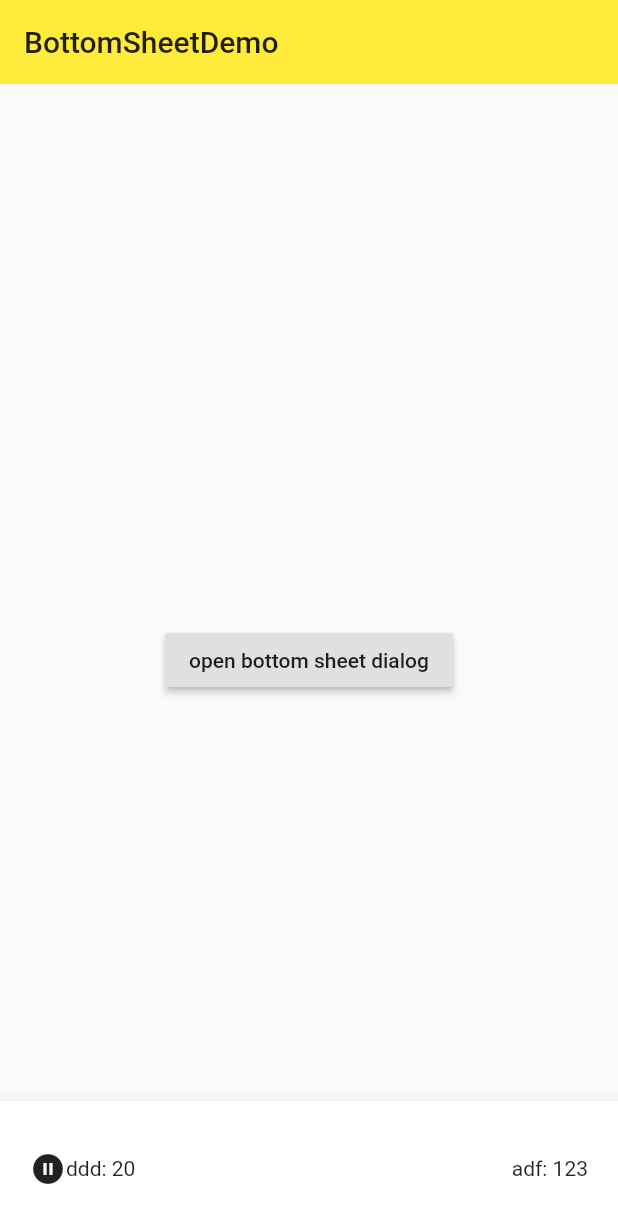
After one commit to zhangGith/hello_demo, a Flutter app: the BottomSheetDemo screen opened directly, after a tap on "open bottom sheet dialog", on a phone screen of 412 x 824 dp. The commit adds this screen. Shown: the top 1223 px of the screen. Run offline on Flutter 3.47's test engine with Material 2 defaults, Android fonts, the phone set to English and light mode, and no system bars.

Commit message:
bottom sheet

```diff
--- /dev/null
+++ b/lib/demo/bottom_sheet_demo.dart
@@ -0,0 +1,60 @@
+import 'package:flutter/material.dart';
+
+class BottomSheetDemo extends StatefulWidget {
+  @override
+  _BottomSheetDemoState createState() => _BottomSheetDemoState();
+}
+
+class _BottomSheetDemoState extends State<BottomSheetDemo> {
+
+  final _bottomSheetStyleKey = GlobalKey<ScaffoldState>();
+  _openBottomSheet() {
+    _bottomSheetStyleKey
+    .currentState
+    .showBottomSheet((context) {
+      return BottomAppBar(
+          child: Container(
+            height: 90.0,
+            width: double.infinity,
+            padding: EdgeInsets.all(20.0),
+            child: Row(
+              children: [
+                Icon(Icons.pause_circle_filled),
+                SizedBox(height: 32.0),
+                Text('ddd: 20'),
+                Expanded(child: Text('adf: 123', textAlign: TextAlign.right,)),
+              ],
+            ),
+          ),
+      );
+    });
+  }
+
+  @override
+  Widget build(BuildContext context) {
+    return Scaffold(
+      key: _bottomSheetStyleKey,
+      appBar: AppBar(
+        title: Text('BottomSheetDemo'),
+        elevation: 0.0,
+      ),
+      body: Container(
+        padding: EdgeInsets.all(16.0),
+        child: Column(
+          mainAxisAlignment: MainAxisAlignment.center,
+          children: [
+            Row(
+              mainAxisAlignment: MainAxisAlignment.center,
+              children: [
+                RaisedButton(
+                  onPressed: _openBottomSheet,
+                  child: Text('open bottom sheet dialog'),
+                ),
+              ],
+            ),
+          ],
+        ),
+      ),
+    );
+  }
+}
--- a/lib/demo/material_components.dart
+++ b/lib/demo/material_components.dart
@@ -9,6 +9,7 @@ import './slider_demo.dart';
 import './date_demo.dart';
 import './simple_dialog_demo.dart';
 import './alert_dialog_demo.dart';
+import './bottom_sheet_demo.dart';
 
 class MaterailComponents extends StatelessWidget {
   @override
@@ -20,6 +21,7 @@ class MaterailComponents extends StatelessWidget {
       ),
       body: ListView(
         children: <Widget>[
+          ListItem(title: 'bottomSheetDialog', page: BottomSheetDemo(),),
           ListItem(title: 'alertdialog', page: AlertDialogDemo(),),
           ListItem(title: 'simpleDialog', page: SimpleDialogDemo(),),
           ListItem(title: 'DateTime', page: DateTimeDemo(),),
```
